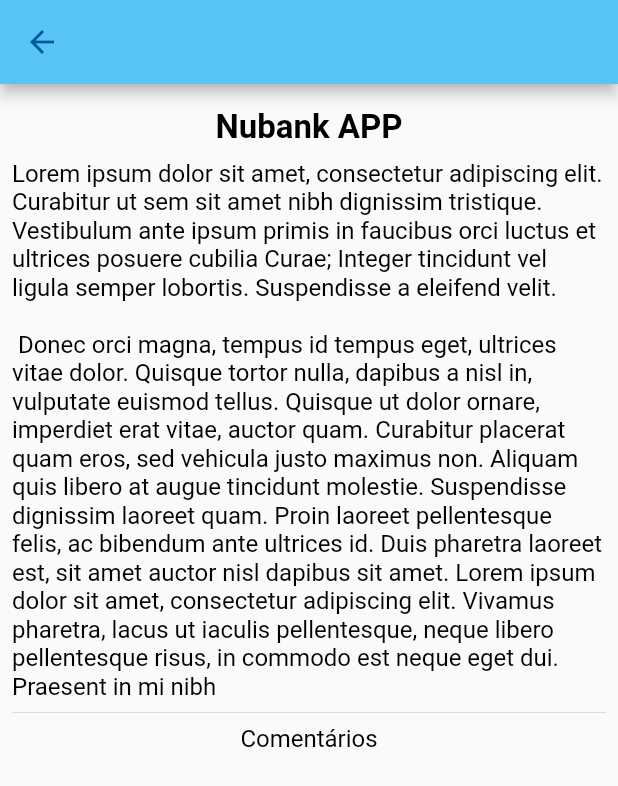
After one commit to guilhermehrq/hackathon_flutter_2019, a Flutter app: the screen it shows after launch, after a tap on "Nubank APP", on a phone screen of 412 x 824 dp. The commit adds this screen. Shown: the top 786 px of the screen. Run offline on Flutter 3.47's test engine with Material 2 defaults, Android fonts, the phone set to English and light mode, and no system bars.

Commit message:
info_challenge

```diff
--- a/lib/card_challange.dart
+++ b/lib/ui/card_challange.dart
@@ -1,4 +1,5 @@
 import 'package:flutter/material.dart';
+import 'package:hackathon_flutter_2019/ui/info_challenge.dart';
 
 class CardChallenge extends StatefulWidget {
   int _index;
@@ -65,6 +66,9 @@ class _CardChallengeState extends State<CardChallenge> {
           ),
         ),
       ),
+      onTap: () {
+        Navigator.push(context, MaterialPageRoute(builder: (context) => InfoCardChallenge(_index, _title, _description)));
+      },
     );
   }
 }
--- a/lib/ui/home.dart
+++ b/lib/ui/home.dart
@@ -1,6 +1,6 @@
 import 'package:flutter/material.dart';
 import 'package:flutter/services.dart';
-import 'package:hackathon_flutter_2019/card_challange.dart';
+import 'package:hackathon_flutter_2019/ui/card_challange.dart';
 
 class Home extends StatefulWidget {
   @override
--- /dev/null
+++ b/lib/ui/info_challenge.dart
@@ -0,0 +1,62 @@
+import 'dart:io';
+import 'package:flutter/material.dart';
+
+class InfoCardChallenge extends StatefulWidget {
+  int _index;
+  String _title;
+  String _description;
+
+  InfoCardChallenge(int index, String title, String description) {
+    this._index = index;
+    this._title = title;
+    this._description = description;
+  }
+
+  @override
+  _InfoCardChallengeState createState() => _InfoCardChallengeState(_index, _title, _description);
+}
+
+class _InfoCardChallengeState extends State<InfoCardChallenge> {
+  int _index;
+  String _title;
+  String _description;
+
+  _InfoCardChallengeState(int index, String title, String description) {
+    this._index = index;
+    this._title = title;
+    this._description = "Lorem ipsum dolor sit amet, consectetur adipiscing elit. Curabitur ut sem sit amet nibh dignissim tristique. Vestibulum ante ipsum primis in faucibus orci luctus et ultrices posuere cubilia Curae; Integer tincidunt vel ligula semper lobortis. Suspendisse a eleifend velit.\n\n Donec orci magna, tempus id tempus eget, ultrices vitae dolor. Quisque tortor nulla, dapibus a nisl in, vulputate euismod tellus. Quisque ut dolor ornare, imperdiet erat vitae, auctor quam. Curabitur placerat quam eros, sed vehicula justo maximus non. Aliquam quis libero at augue tincidunt molestie. Suspendisse dignissim laoreet quam. Proin laoreet pellentesque felis, ac bibendum ante ultrices id. Duis pharetra laoreet est, sit amet auctor nisl dapibus sit amet. Lorem ipsum dolor sit amet, consectetur adipiscing elit. Vivamus pharetra, lacus ut iaculis pellentesque, neque libero pellentesque risus, in commodo est neque eget dui. Praesent in mi nibh";
+  }
+
+  @override
+  Widget build(BuildContext context) {
+    return Scaffold(
+      appBar: AppBar(leading: IconButton(icon: Icon(Icons.arrow_back), onPressed: () {
+        Navigator.pop(context);
+      }, color: Color.fromRGBO(0, 87, 155, 1),),
+      ),
+      body: Container(
+        padding: EdgeInsets.all(8.0),
+        child: Column(
+          children: <Widget>[
+            Container(
+              padding: EdgeInsets.only(top: 8.0, bottom: 8.0),
+              child: Text(
+                _title,
+                style: TextStyle(fontSize: 22.0, fontWeight: FontWeight.bold, color: Colors.black),
+              ),
+            ),
+            Text(
+              _description,
+              style: TextStyle(fontSize: 16.0, color: Colors.black),
+            ),
+            Divider(),
+            Text(
+              'Comentários',
+              style: TextStyle(fontSize: 16.0, color: Colors.black),
+            ),
+          ],
+        ),
+      ),
+    );
+  }
+}
```
